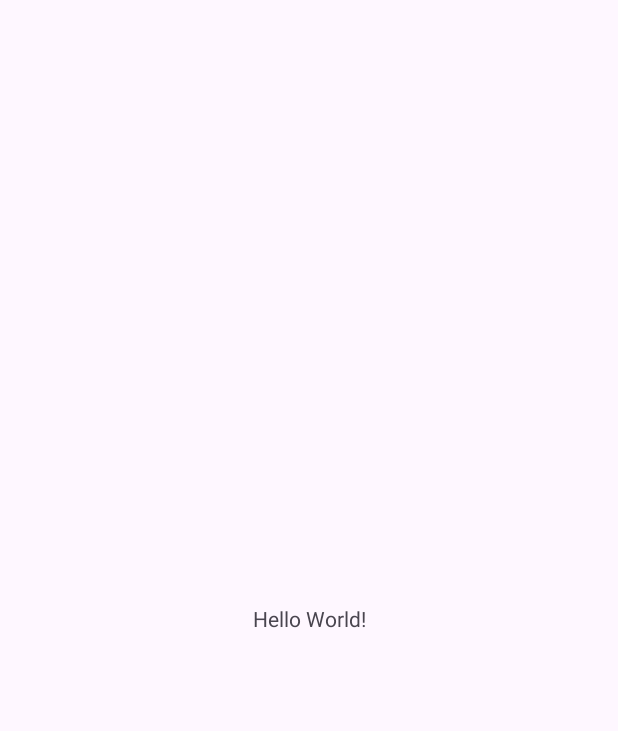
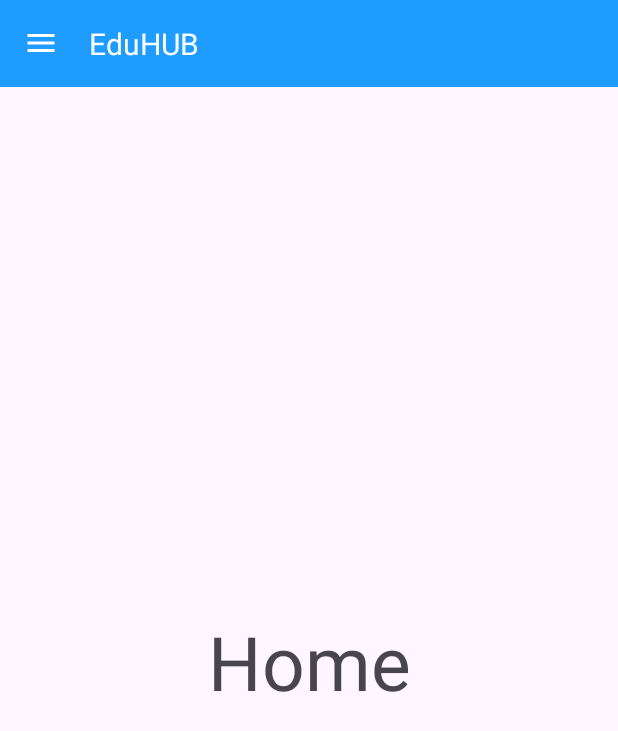
Before and after one commit to ElGhaliOmar-GIT/EduHUB, an Android app: the screen it shows after launch (MainActivity before the commit, Index after it), on a phone screen of 412 x 824 dp. Before the commit the part shown is almost empty. Shown: the top 731 px of the screen. Run offline under Robolectric (Android 15) with nearby library versions, the light colour scheme and no system bars.

Commit message:
added drawer and toolbar

```diff
--- /dev/null
+++ b/app/src/main/java/com/esprit/eduhub/Index.java
@@ -0,0 +1,84 @@
+package com.esprit.eduhub;
+
+import androidx.appcompat.app.AppCompatActivity;
+import androidx.core.view.GravityCompat;
+import androidx.drawerlayout.widget.DrawerLayout;
+
+import android.app.Activity;
+import android.content.Intent;
+import android.os.Bundle;
+import android.view.Gravity;
+import android.view.View;
+import android.widget.ImageView;
+import android.widget.LinearLayout;
+
+public class Index extends AppCompatActivity {
+
+    DrawerLayout drawerLayout;
+    ImageView menu;
+    LinearLayout home, profile;
+    @Override
+    protected void onCreate(Bundle savedInstanceState) {
+        super.onCreate(savedInstanceState);
+        setContentView(R.layout.activity_index);
+
+        // ---------------------------------------------------------------
+        // --------------------- Drawer Logic
+        // ---------------------------------------------------------------
+        drawerLayout = findViewById(R.id.drawerLayout);
+        menu = findViewById(R.id.menu);
+        home = findViewById(R.id.nav_home_btn);
+        profile = findViewById(R.id.nav_profile_btn);
+
+        menu.setOnClickListener(new View.OnClickListener() {
+            @Override
+            public void onClick(View v) {
+                openDrawer(drawerLayout);
+            }
+        });
+
+        home.setOnClickListener(new View.OnClickListener() {
+            @Override
+            public void onClick(View v) {
+                recreate();
+            }
+        });
+
+        profile.setOnClickListener(new View.OnClickListener() {
+            @Override
+            public void onClick(View v) {
+                redirectActivity(Index.this, UserProfile.class);
+            }
+        });
+        // ---------------------------------------------------------------
+        // ---------------------------------------------------------------
+    }
+
+    // ---------------------------------------------------------------
+    // --------------------- Drawer Methodes
+    // ---------------------------------------------------------------
+    public static void openDrawer(DrawerLayout drawerLayout) {
+        drawerLayout.openDrawer(GravityCompat.START);
+    }
+
+    public static void closeDrawer(DrawerLayout drawerLayout) {
+        if(drawerLayout.isDrawerOpen(GravityCompat.START)) {
+            drawerLayout.closeDrawer(GravityCompat.START);
+        }
+    }
+
+    public static void redirectActivity(Activity activity, Class secondActivity) {
+        Intent intent = new Intent(activity, secondActivity);
+        intent.setFlags(Intent.FLAG_ACTIVITY_NEW_TASK);
+        activity.startActivity(intent);
+        activity.finish();
+    }
+
+    @Override
+    protected void onPause() {
+        super.onPause();
+        closeDrawer(drawerLayout);
+    }
+    // ---------------------------------------------------------------
+    // ---------------------------------------------------------------
+}
--- /dev/null
+++ b/app/src/main/res/drawable/baseline_home_24.xml
@@ -0,0 +1,5 @@
+<vector android:height="24dp" android:tint="#1F9CFF"
+    android:viewportHeight="24" android:viewportWidth="24"
+    android:width="24dp" xmlns:android="http://schemas.android.com/apk/res/android">
+    <path android:fillColor="@android:color/white" android:pathData="M10,20v-6h4v6h5v-8h3L12,3 2,12h3v8z"/>
+</vector>
--- /dev/null
+++ b/app/src/main/res/drawable/baseline_logout_24.xml
@@ -0,0 +1,5 @@
+<vector android:autoMirrored="true" android:height="24dp"
+    android:tint="#1F9CFF" android:viewportHeight="24"
+    android:viewportWidth="24" android:width="24dp" xmlns:android="http://schemas.android.com/apk/res/android">
+    <path android:fillColor="@android:color/white" android:pathData="M17,7l-1.41,1.41L18.17,11H8v2h10.17l-2.58,2.58L17,17l5,-5zM4,5h8V3H4c-1.1,0 -2,0.9 -2,2v14c0,1.1 0.9,2 2,2h8v-2H4V5z"/>
+</vector>
--- /dev/null
+++ b/app/src/main/res/drawable/baseline_menu_24.xml
@@ -0,0 +1,5 @@
+<vector android:height="24dp" android:tint="#FFFFFF"
+    android:viewportHeight="24" android:viewportWidth="24"
+    android:width="24dp" xmlns:android="http://schemas.android.com/apk/res/android">
+    <path android:fillColor="@android:color/white" android:pathData="M3,18h18v-2L3,16v2zM3,13h18v-2L3,11v2zM3,6v2h18L21,6L3,6z"/>
+</vector>
--- /dev/null
+++ b/app/src/main/res/drawable/baseline_person_24.xml
@@ -0,0 +1,5 @@
+<vector android:height="24dp" android:tint="#1F9CFF"
+    android:viewportHeight="24" android:viewportWidth="24"
+    android:width="24dp" xmlns:android="http://schemas.android.com/apk/res/android">
+    <path android:fillColor="@android:color/white" android:pathData="M12,12c2.21,0 4,-1.79 4,-4s-1.79,-4 -4,-4 -4,1.79 -4,4 1.79,4 4,4zM12,14c-2.67,0 -8,1.34 -8,4v2h16v-2c0,-2.66 -5.33,-4 -8,-4z"/>
+</vector>
--- /dev/null
+++ b/app/src/main/res/layout/activity_index.xml
@@ -0,0 +1,52 @@
+<?xml version="1.0" encoding="utf-8"?>
+<androidx.drawerlayout.widget.DrawerLayout
+    xmlns:android="http://schemas.android.com/apk/res/android"
+    xmlns:app="http://schemas.android.com/apk/res-auto"
+    xmlns:tools="http://schemas.android.com/tools"
+    android:layout_width="match_parent"
+    android:layout_height="match_parent"
+    tools:context=".Index"
+    android:id="@+id/drawerLayout">
+
+    <LinearLayout
+        android:layout_width="match_parent"
+        android:layout_height="match_parent"
+        android:orientation="vertical">
+
+        <include
+            layout="@layout/toolbar"/>
+
+        <!-- NENA T7OT EL 5EDMA MTE3EK -->
+        <androidx.constraintlayout.widget.ConstraintLayout
+            android:layout_width="match_parent"
+            android:layout_height="match_parent">
+
+            <TextView
+                android:layout_width="wrap_content"
+                android:layout_height="wrap_content"
+                android:text="Home"
+                android:textSize="50dp"
+                app:layout_constraintBottom_toBottomOf="parent"
+                app:layout_constraintEnd_toEndOf="parent"
+                app:layout_constraintStart_toStartOf="parent"
+                app:layout_constraintTop_toTopOf="parent" />
+
+        </androidx.constraintlayout.widget.ConstraintLayout>
+        <!-- NENA TOUFA -->
+
+
+
+    </LinearLayout>
+
+    <RelativeLayout
+        android:layout_width="300dp"
+        android:layout_height="match_parent"
+        android:background="@color/white"
+        android:layout_gravity="start">
+
+        <include
+            layout="@layout/nav_drawer"/>
+
+    </RelativeLayout>
+
+</androidx.drawerlayout.widget.DrawerLayout>
--- /dev/null
+++ b/app/src/main/res/layout/toolbar.xml
@@ -0,0 +1,27 @@
+<?xml version="1.0" encoding="utf-8"?>
+<LinearLayout
+    xmlns:android="http://schemas.android.com/apk/res/android"
+    android:orientation="horizontal"
+    android:layout_width="match_parent"
+    android:layout_height="wrap_content"
+    android:id="@+id/toolbar"
+    android:padding="15dp"
+    android:background="@color/blue"
+    android:gravity="center_vertical">
+
+    <ImageView
+        android:layout_width="wrap_content"
+        android:layout_height="wrap_content"
+        android:id="@+id/menu"
+        android:src="@drawable/baseline_menu_24"/>
+
+    <TextView
+        android:layout_width="0dp"
+        android:layout_height="wrap_content"
+        android:layout_weight="1"
+        android:text="EduHUB"
+        android:textSize="20sp"
+        android:textColor="@color/white"
+        android:layout_marginLeft="20dp"/>
+
+</LinearLayout>
--- a/app/src/main/res/values/colors.xml
+++ b/app/src/main/res/values/colors.xml
@@ -2,4 +2,7 @@
 <resources>
     <color name="black">#FF000000</color>
     <color name="white">#FFFFFFFF</color>
+
+    <color name="blue">#1F9CFF</color>
+    <color name="light_grey">#D9D9D9</color>
 </resources>
```
Also changed, not shown: app/src/main/AndroidManifest.xml (+9 -3 lines), app/src/main/java/com/esprit/eduhub/UserProfile.java (added, +84 -0 lines), app/src/main/res/drawable/nav_border.xml (added, +7 -0 lines), app/src/main/res/drawable/nav_header_bg.xml (added, +11 -0 lines), app/src/main/res/layout/activity_user_profile.xml (added, +40 -0 lines), app/src/main/res/layout/nav_drawer.xml (added, +122 -0 lines), app/src/main/res/drawable/logo_circle_blue.png (added), app/src/main/res/drawable/logo_circle_white.png (added).
